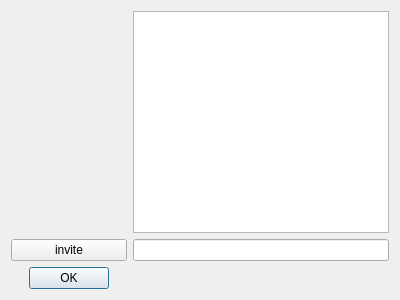
First picture: the form in src/client/gui/livejamming/app/roomdialog.ui, repository sush/Live-Jamming, before the edit.
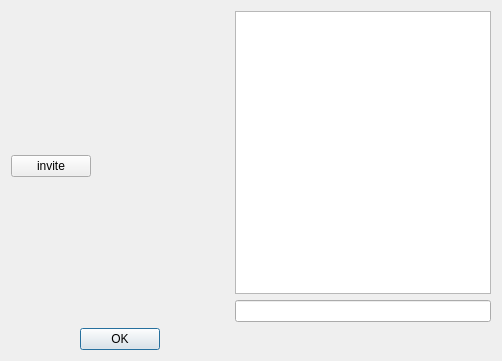
Second picture: the form after the edit. Custom widgets are drawn as their Qt base class.

The edit to the form file:
```diff
--- a/src/client/gui/livejamming/app/roomdialog.ui
+++ b/src/client/gui/livejamming/app/roomdialog.ui
@@ -6,8 +6,8 @@
    <rect>
     <x>0</x>
     <y>0</y>
-    <width>400</width>
-    <height>300</height>
+    <width>502</width>
+    <height>361</height>
    </rect>
   </property>
   <property name="windowTitle">
@@ -16,11 +16,14 @@
   <layout class="QGridLayout" name="gridLayout">
    <item row="0" column="0">
     <layout class="QVBoxLayout" name="verticalLayout_2">
-     <item>
-      <widget class="RoomPlayerItem" name="widget" native="true"/>
-     </item>
      <item>
       <widget class="QPushButton" name="pushButton_2">
+       <property name="sizePolicy">
+        <sizepolicy hsizetype="Fixed" vsizetype="Fixed">
+         <horstretch>0</horstretch>
+         <verstretch>0</verstretch>
+        </sizepolicy>
+       </property>
        <property name="text">
         <string>invite</string>
        </property>
@@ -31,7 +34,11 @@
    <item row="0" column="1">
     <layout class="QVBoxLayout" name="verticalLayout">
      <item>
-      <widget class="QPlainTextEdit" name="plainTextEdit"/>
+      <widget class="QPlainTextEdit" name="textEdit">
+       <property name="readOnly">
+        <bool>true</bool>
+       </property>
+      </widget>
      </item>
      <item>
       <widget class="QLineEdit" name="lineEdit"/>
@@ -50,14 +57,6 @@
    </item>
   </layout>
  </widget>
- <customwidgets>
-  <customwidget>
-   <class>RoomPlayerItem</class>
-   <extends>QWidget</extends>
-   <header>roomplayeritem.h</header>
-   <container>1</container>
-  </customwidget>
- </customwidgets>
  <resources/>
  <connections/>
 </ui>
```
